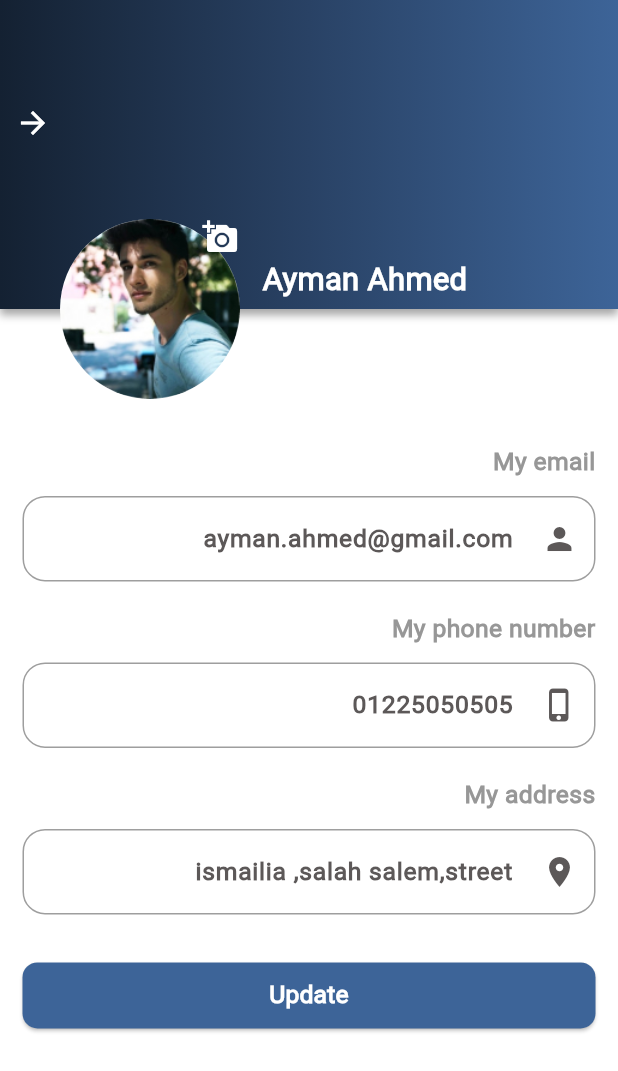
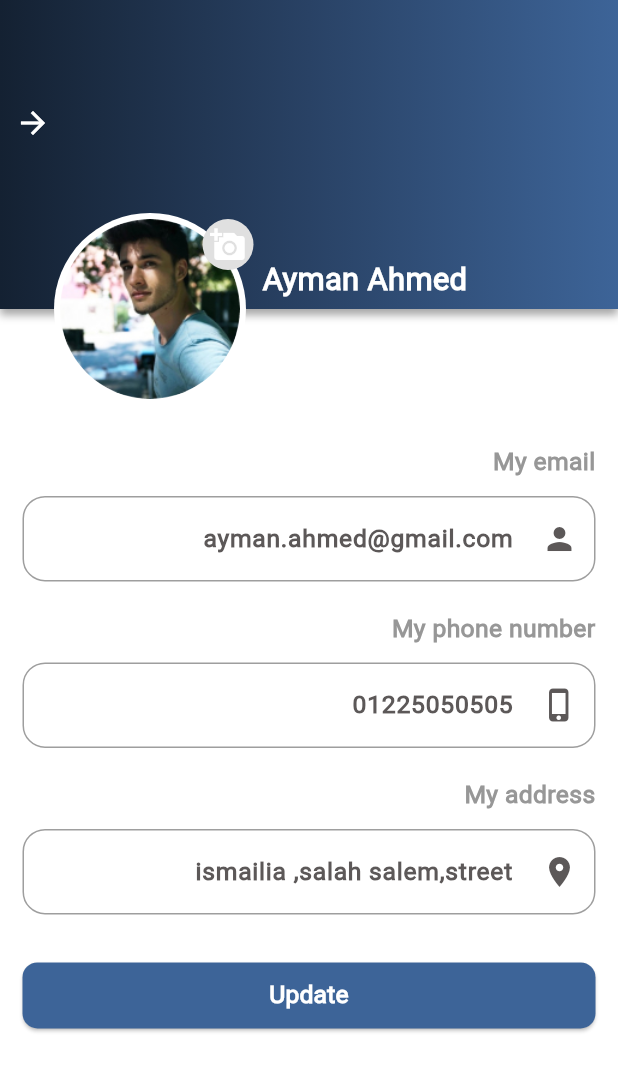
Before and after one commit to GraduationTeam12/Owner_Application, a Flutter app: the EditProfileScreen screen opened directly, on a phone screen of 412 x 824 dp. Shown: the top 1071 px of the screen. Run offline on Flutter 3.47's test engine with Material 3 defaults, Android fonts, the phone set to English and light mode, and no system bars; our stand-ins replace dartz, device_preview, dio, easy_localization, expandable_page_view, firebase_core and 14 more; accounts and stored records are empty.

Commit message:
update_design_edit_profile_screen

```diff
--- a/lib/presentation/screens/owner_screens/edit_profile_screen.dart
+++ b/lib/presentation/screens/owner_screens/edit_profile_screen.dart
@@ -66,6 +66,17 @@ class EditProfileScreen extends StatelessWidget {
                             color: Colors.white,
                           ),
                         )),
+                          Positioned(
+                        top: MediaQuery.sizeOf(context).height * 0.25 - 60-4,
+                        left: 40-4,
+                        child:Container(
+                            width: 128,
+                          height: 128,
+                          decoration: BoxDecoration(
+                            color: Colors.white,
+                            borderRadius: BorderRadius.circular(150)
+                          ),
+                        )),
                     Positioned(
                         top: MediaQuery.sizeOf(context).height * 0.25 - 60,
                         left: 40,
@@ -78,12 +89,19 @@ class EditProfileScreen extends StatelessWidget {
                     Positioned(
                         left: 135,
                         top: MediaQuery.sizeOf(context).height * 0.25 - 60,
-                        child: InkWell(
-                            onTap: () {},
-                            child: Icon(
-                              Icons.add_a_photo,
-                              color: Colors.white,
-                            ))),
+                        child: Container(
+                          padding: EdgeInsets.all(5),
+                          decoration: BoxDecoration(
+                            color: Color.fromRGBO(224, 224, 224, 1),
+                            borderRadius: BorderRadius.circular(30)
+                          ),
+                          child: InkWell(
+                              onTap: () {},
+                              child: Icon(
+                                Icons.add_a_photo,
+                                color: Colors.white,
+                              )),
+                        )),
                     Positioned(
                         left: 175,
                         top: MediaQuery.sizeOf(context).width > 600
```
